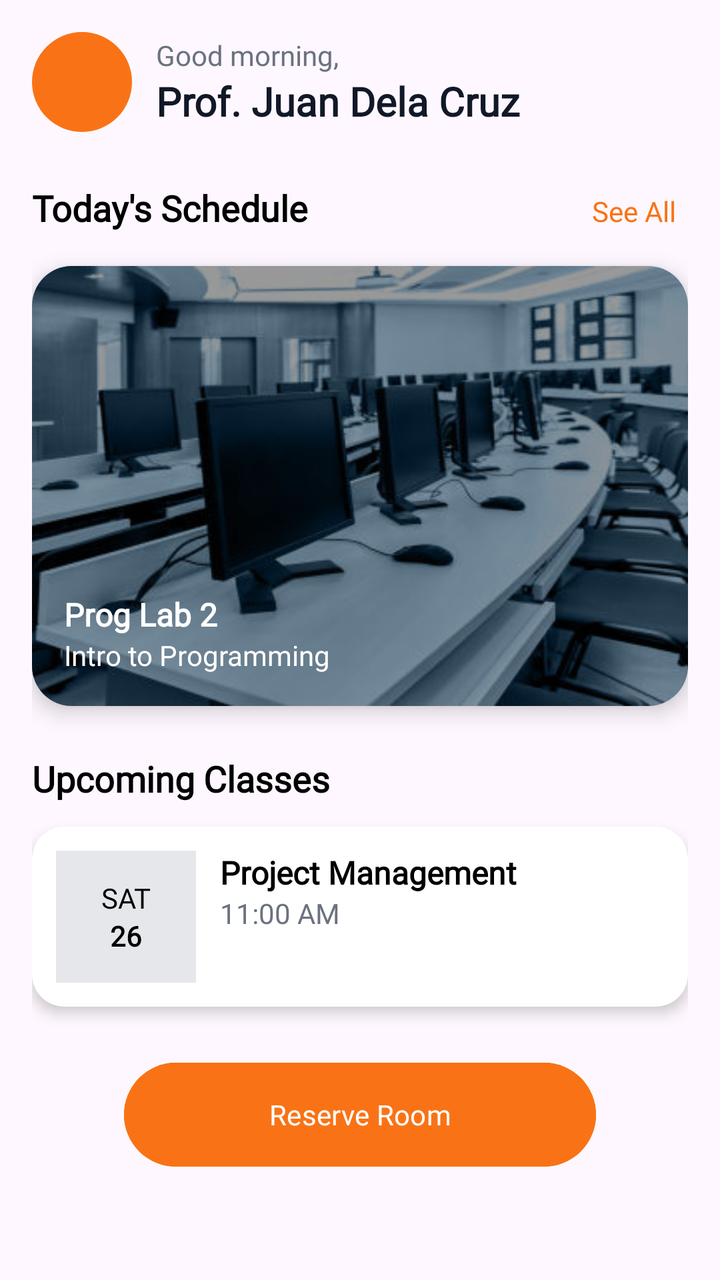
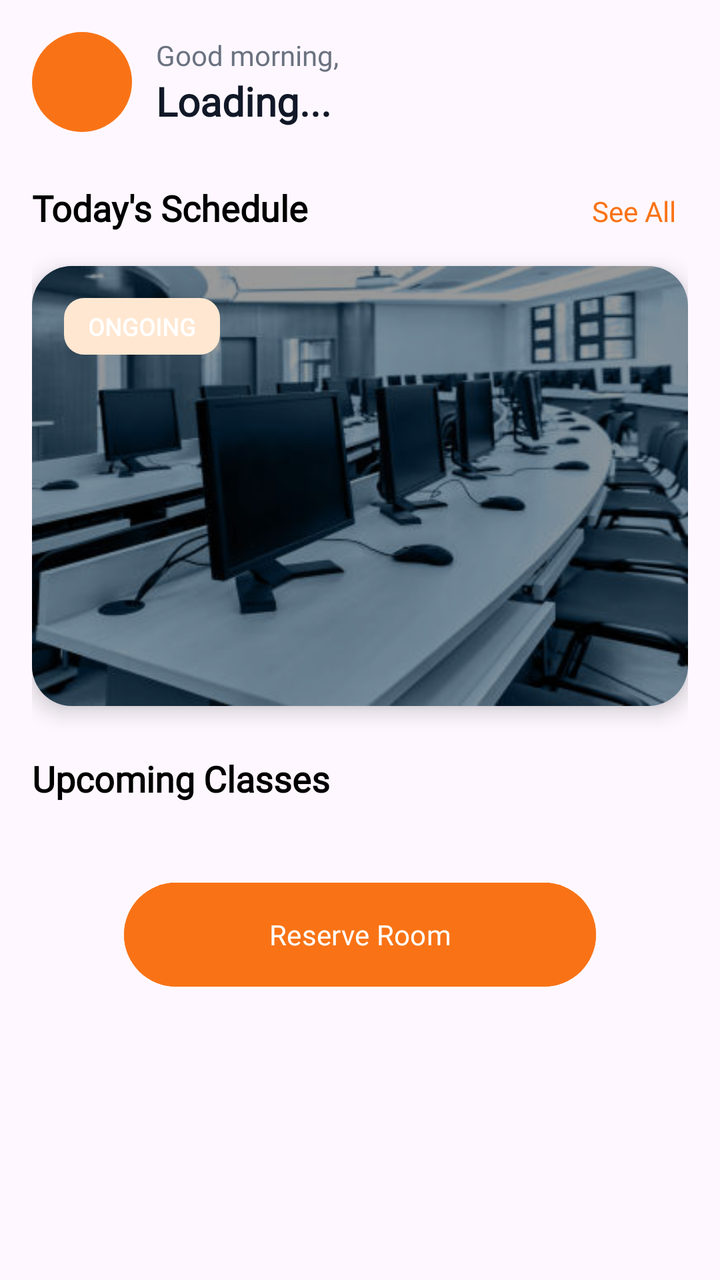

Before-and-after screenshots of an Android layout around one commit, followed by the original layout XML and the change that was made.
<!-- AndroidManifest.xml: application theme Theme.SpaceSCICT -->
<!-- res/layout/layout_home.xml -->
<?xml version="1.0" encoding="utf-8"?>
<ScrollView xmlns:android="http://schemas.android.com/apk/res/android"
    android:layout_width="match_parent"
    android:layout_height="match_parent"
    xmlns:app="http://schemas.android.com/apk/res-auto">

        <LinearLayout
            android:layout_width="match_parent"
            android:layout_height="wrap_content"
            android:padding="16dp"
            android:orientation="vertical">

            
            <LinearLayout
                android:layout_width="match_parent"
                android:layout_height="wrap_content"
                android:orientation="horizontal"
                android:gravity="center_vertical">

                <View
                    android:layout_width="50dp"
                    android:layout_height="50dp"
                    android:background="@drawable/circle_orange"/>

                <LinearLayout
                    android:layout_marginStart="12dp"
                    android:orientation="vertical"
                    android:layout_width="wrap_content"
                    android:layout_height="wrap_content">

                    <TextView
                        android:text="Good morning,"
                        android:layout_height="wrap_content"
                        android:layout_width="match_parent"
                        android:textColor="#6B7280"
                        android:textSize="14sp"
                        android:fontFamily="@font/lexend_regular"/>

                    <TextView
                        android:text="Prof. Juan Dela Cruz"
                        android:layout_height="wrap_content"
                        android:layout_width="match_parent"
                        android:textStyle="bold"
                        android:textSize="20sp"
                        android:textColor="#111827"
                        android:fontFamily="@font/lexend_bold"/>

                </LinearLayout>
            </LinearLayout>

            
            <LinearLayout
                android:layout_marginTop="24dp"
                android:layout_width="match_parent"
                android:layout_height="wrap_content"
                android:orientation="horizontal">

                <TextView
                    android:layout_width="0dp"
                    android:layout_height="wrap_content"
                    android:layout_weight="1"
                    android:text="Today's Schedule"
                    android:textSize="18sp"
                    android:textStyle="bold"
                    android:textColor="@color/black"
                    android:fontFamily="@font/lexend_bold"/>

                <TextView
                    android:layout_width="wrap_content"
                    android:text="See All"
                    android:layout_height="wrap_content"
                    android:textColor="#F97316"
                    android:padding="6dp"
                    android:fontFamily="@font/lexend_bold"/>
            </LinearLayout>

            
            <androidx.cardview.widget.CardView
                android:layout_width="match_parent"
                android:layout_height="220dp"
                android:layout_marginTop="12dp"
                app:cardCornerRadius="20dp"
                app:cardElevation="6dp">

                <FrameLayout
                    android:layout_width="match_parent"
                    android:layout_height="match_parent">

                    
                    <ImageView
                        android:layout_width="match_parent"
                        android:layout_height="match_parent"
                        android:scaleType="centerCrop"
                        android:src="@drawable/room2"
                        android:background="#CCCCCC"/>

                    
                    <View
                        android:layout_width="match_parent"
                        android:layout_height="match_parent"
                        android:background="#66000000"/>

                    
                    <LinearLayout
                        android:layout_gravity="bottom"
                        android:padding="16dp"
                        android:orientation="vertical"
                        android:layout_width="match_parent"
                        android:layout_height="wrap_content">

                        <TextView
                            android:text="Prog Lab 2"
                            android:layout_height="wrap_content"
                            android:layout_width="match_parent"
                            android:textColor="#FFFFFF"
                            android:textSize="16sp"
                            android:textStyle="bold"
                            android:fontFamily="@font/lexend_bold"/>

                        <TextView
                            android:text="Intro to Programming"
                            android:layout_height="wrap_content"
                            android:layout_width="match_parent"
                            android:textColor="#FFFFFF"
                            android:fontFamily="@font/lexend_regular"/>
                    </LinearLayout>

                </FrameLayout>

            </androidx.cardview.widget.CardView>

            
            <TextView
                android:text="Upcoming Classes"
                android:layout_height="wrap_content"
                android:layout_width="match_parent"
                android:textStyle="bold"
                android:textSize="18sp"
                android:layout_marginTop="24dp"
                android:textColor="@color/black"
                android:fontFamily="@font/lexend_bold"/>

            
            <androidx.cardview.widget.CardView
                android:layout_width="match_parent"
                android:layout_height="90dp"
                android:layout_marginTop="12dp"
                app:cardCornerRadius="16dp"
                app:cardElevation="4dp"
                app:cardBackgroundColor="#FFFFFF">

                <LinearLayout
                    android:padding="12dp"
                    android:orientation="horizontal"
                    android:layout_width="match_parent"
                    android:layout_height="match_parent"
                    app:cardBackgroundColor="#FFFFFF">

                    
                    <LinearLayout
                        android:layout_width="70dp"
                        android:layout_height="match_parent"
                        android:background="#E5E7EB"
                        android:gravity="center"
                        android:orientation="vertical">

                        <TextView
                            android:text="SAT"
                            android:gravity="center"
                            android:layout_height="wrap_content"
                            android:layout_width="match_parent"
                            android:textColor="@color/black"
                            android:fontFamily="@font/lexend_bold"/>
                        <TextView
                            android:gravity="center"
                            android:text="26"
                            android:layout_height="wrap_content"
                            android:layout_width="match_parent"
                            android:textStyle="bold"
                            android:textColor="@color/black"
                            android:fontFamily="@font/lexend_bold"/>
                    </LinearLayout>

                    
                    <LinearLayout
                        android:layout_marginStart="12dp"
                        android:orientation="vertical"
                        android:layout_width="wrap_content"
                        android:layout_height="wrap_content">

                        <TextView
                            android:text="Project Management"
                            android:layout_height="wrap_content"
                            android:layout_width="match_parent"
                            android:textStyle="bold"
                            android:textSize="16sp"
                            android:textColor="@color/black"
                            android:fontFamily="@font/lexend_bold"/>

                        <TextView
                            android:text="11:00 AM"
                            android:layout_height="wrap_content"
                            android:layout_width="match_parent"
                            android:textColor="#6B7280"
                            android:fontFamily="@font/lexend_regular"/>
                    </LinearLayout>

                </LinearLayout>

            </androidx.cardview.widget.CardView>

            
            <Button
                android:id="@+id/reserveButton"
                android:layout_width="236dp"
                android:layout_height="60dp"
                android:layout_gravity="center"
                android:layout_marginTop="24dp"
                android:backgroundTint="#F97316"
                android:text="Reserve Room"
                android:textColor="#FFFFFF"
                android:fontFamily="@font/lexend_bold"/>

        </LinearLayout>
    </ScrollView>
<!-- resources referenced by this layout -->
<resources>
  <color name="black">#FF000000</color>
  <!-- drawable circle_orange (drawable) -->
  <?xml version="1.0" encoding="utf-8"?>
  <shape xmlns:android="http://schemas.android.com/apk/res/android">
      <solid android:color="#F97316"/>
      <corners android:radius="100dp"/>
  </shape>
  <!-- drawable room2: jpg bitmap (drawable, 34582 bytes) -->
  <style name="Theme.SpaceSCICT" parent="Base.Theme.SpaceSCICT" />
  <style name="Base.Theme.SpaceSCICT" parent="Theme.Material3.DayNight.NoActionBar">
          
          
      </style>
</resources>

<!-- the commit's change to res/layout/layout_home.xml (unified diff, before → after) -->
@@ -4,222 +4,212 @@
     android:layout_height="match_parent"
     xmlns:app="http://schemas.android.com/apk/res-auto">
 
+    <LinearLayout
+        android:layout_width="match_parent"
+        android:layout_height="wrap_content"
+        android:padding="16dp"
+        android:orientation="vertical">
+
+        
         <LinearLayout
             android:layout_width="match_parent"
             android:layout_height="wrap_content"
-            android:padding="16dp"
-            android:orientation="vertical">
-
-            
+            android:orientation="horizontal"
+            android:gravity="center_vertical">
+
+            <View
+                android:layout_width="50dp"
+                android:layout_height="50dp"
+                android:background="@drawable/circle_orange"/>
+
             <LinearLayout
+                android:layout_marginStart="12dp"
+                android:orientation="vertical"
+                android:layout_width="wrap_content"
+                android:layout_height="wrap_content">
+
+                <TextView
+                    android:text="Good morning,"
+                    android:layout_height="wrap_content"
+                    android:layout_width="match_parent"
+                    android:textColor="#6B7280"
+                    android:textSize="14sp"
+                    android:fontFamily="@font/lexend_regular"/>
+
+                <TextView
+                    android:id="@+id/greetingName"
+                    android:text="Loading..."
+                    android:layout_height="wrap_content"
+                    android:layout_width="match_parent"
+                    android:textStyle="bold"
+                    android:textSize="20sp"
+                    android:textColor="#111827"
+                    android:fontFamily="@font/lexend_bold"/>
+
+            </LinearLayout>
+        </LinearLayout>
+
+
+        
+        <LinearLayout
+            android:layout_marginTop="24dp"
+            android:layout_width="match_parent"
+            android:layout_height="wrap_content"
+            android:orientation="horizontal">
+
+            <TextView
+                android:layout_width="0dp"
+                android:layout_height="wrap_content"
+                android:layout_weight="1"
+                android:text="Today's Schedule"
+                android:textSize="18sp"
+                android:textStyle="bold"
+                android:textColor="@color/black"
+                android:fontFamily="@font/lexend_bold"/>
+
+            <TextView
+                android:layout_width="wrap_content"
+                android:text="See All"
+                android:layout_height="wrap_content"
+                android:textColor="#F97316"
+                android:padding="6dp"
+                android:fontFamily="@font/lexend_bold"/>
+        </LinearLayout>
+
+        
+        <androidx.cardview.widget.CardView
+            android:id="@+id/scheduleCard"
+            android:layout_width="match_parent"
+            android:layout_height="220dp"
+            android:layout_marginTop="12dp"
+            app:cardCornerRadius="20dp"
+            app:cardElevation="6dp">
+
+            <FrameLayout
                 android:layout_width="match_parent"
-                android:layout_height="wrap_content"
-                android:orientation="horizontal"
-                android:gravity="center_vertical">
-
+                android:layout_height="match_parent">
+
+                
+                <ImageView
+                    android:layout_width="match_parent"
+                    android:layout_height="match_parent"
+                    android:scaleType="centerCrop"
+                    android:src="@drawable/room2"
+                    android:background="#CCCCCC"/>
+
+                
                 <View
-                    android:layout_width="50dp"
-                    android:layout_height="50dp"
-                    android:background="@drawable/circle_orange"/>
-
+                    android:layout_width="match_parent"
+                    android:layout_height="match_parent"
+                    android:background="#66000000"/>
+
+                
+                <TextView
+                    android:id="@+id/scheduleStatusBadge"
+                    android:layout_width="wrap_content"
+                    android:layout_height="wrap_content"
+                    android:layout_gravity="top|start"
+                    android:layout_margin="16dp"
+                    android:paddingHorizontal="12dp"
+                    android:paddingVertical="6dp"
+                    android:text="ONGOING"
+                    android:textColor="#FFFFFF"
+                    android:textSize="12sp"
+                    android:textStyle="bold"
+                    android:background="@drawable/status_bg"
+                    android:fontFamily="@font/lexend_bold"/>
+
+                
                 <LinearLayout
-                    android:layout_marginStart="12dp"
+                    android:layout_gravity="bottom"
+                    android:padding="16dp"
                     android:orientation="vertical"
-                    android:layout_width="wrap_content"
+                    android:layout_width="match_parent"
                     android:layout_height="wrap_content">
 
                     <TextView
-                        android:text="Good morning,"
+                        android:id="@+id/scheduleRoomText"
                         android:layout_height="wrap_content"
                         android:layout_width="match_parent"
-                        android:textColor="#6B7280"
-                        android:textSize="14sp"
-                        android:fontFamily="@font/lexend_regular"/>
+                        android:textColor="#FFFFFF"
+                        android:textSize="16sp"
+                        android:textStyle="bold"
+                        android:fontFamily="@font/lexend_bold"/>
 
                     <TextView
-                        android:text="Prof. Juan Dela Cruz"
+                        android:id="@+id/scheduleSubjectText"
                         android:layout_height="wrap_content"
                         android:layout_width="match_parent"
-                        android:textStyle="bold"
-                        android:textSize="20sp"
-                        android:textColor="#111827"
-                        android:fontFamily="@font/lexend_bold"/>
-
+                        android:textColor="#FFFFFF"
+                        android:fontFamily="@font/lexend_regular"/>
+
+                    <TextView
+                        android:id="@+id/scheduleTimeText"
+                        android:layout_height="wrap_content"
+                        android:layout_width="match_parent"
+                        android:textColor="#FFFFFF"
+                        android:textSize="13sp"
+                        android:layout_marginTop="4dp"
+                        android:fontFamily="@font/lexend_regular"/>
                 </LinearLayout>
-            </LinearLayout>
-
-            
-            <LinearLayout
-                android:layout_marginTop="24dp"
-                android:layout_width="match_parent"
-                android:layout_height="wrap_content"
-                android:orientation="horizontal">
-
-                <TextView
-                    android:layout_width="0dp"
-                    android:layout_height="wrap_content"
-                    android:layout_weight="1"
-                    android:text="Today's Schedule"
-                    android:textSize="18sp"
-                    android:textStyle="bold"
-                    android:textColor="@color/black"
-                    android:fontFamily="@font/lexend_bold"/>
-
-                <TextView
-                    android:layout_width="wrap_content"
-                    android:text="See All"
-                    android:layout_height="wrap_content"
-                    android:textColor="#F97316"
-                    android:padding="6dp"
-                    android:fontFamily="@font/lexend_bold"/>
-            </LinearLayout>
-
-            
-            <androidx.cardview.widget.CardView
-                android:layout_width="match_parent"
-                android:layout_height="220dp"
-                android:layout_marginTop="12dp"
-                app:cardCornerRadius="20dp"
-                app:cardElevation="6dp">
-
-                <FrameLayout
-                    android:layout_width="match_parent"
-                    android:layout_height="match_parent">
-
-                    
-                    <ImageView
-                        android:layout_width="match_parent"
-                        android:layout_height="match_parent"
-                        android:scaleType="centerCrop"
-                        android:src="@drawable/room2"
-                        android:background="#CCCCCC"/>
-
-                    
-                    <View
-                        android:layout_width="match_parent"
-                        android:layout_height="match_parent"
-                        android:background="#66000000"/>
-
-                    
-                    <LinearLayout
-                        android:layout_gravity="bottom"
-                        android:padding="16dp"
-                        android:orientation="vertical"
-                        android:layout_width="match_parent"
-                        android:layout_height="wrap_content">
-
-                        <TextView
-                            android:text="Prog Lab 2"
-                            android:layout_height="wrap_content"
-                            android:layout_width="match_parent"
-                            android:textColor="#FFFFFF"
-                            android:textSize="16sp"
-                            android:textStyle="bold"
-                            android:fontFamily="@font/lexend_bold"/>
-
-                        <TextView
-                            android:text="Intro to Programming"
-                            android:layout_height="wrap_content"
-                            android:layout_width="match_parent"
-                            android:textColor="#FFFFFF"
-                            android:fontFamily="@font/lexend_regular"/>
-                    </LinearLayout>
-
-                </FrameLayout>
-
-            </androidx.cardview.widget.CardView>
-
-            
-            <TextView
-                android:text="Upcoming Classes"
-                android:layout_height="wrap_content"
-                android:layout_width="match_parent"
-                android:textStyle="bold"
-                android:textSize="18sp"
-                android:layout_marginTop="24dp"
-                android:textColor="@color/black"
-                android:fontFamily="@font/lexend_bold"/>
-
-            
-            <androidx.cardview.widget.CardView
-                android:layout_width="match_parent"
-                android:layout_height="90dp"
-                android:layout_marginTop="12dp"
-                app:cardCornerRadius="16dp"
-                app:cardElevation="4dp"
-                app:cardBackgroundColor="#FFFFFF">
-
-                <LinearLayout
-                    android:padding="12dp"
-                    android:orientation="horizontal"
-                    android:layout_width="match_parent"
-                    android:layout_height="match_parent"
-                    app:cardBackgroundColor="#FFFFFF">
-
-                    
-                    <LinearLayout
-                        android:layout_width="70dp"
-                        android:layout_height="match_parent"
-                        android:background="#E5E7EB"
-                        android:gravity="center"
-                        android:orientation="vertical">
-
-                        <TextView
-                            android:text="SAT"
-                            android:gravity="center"
-                            android:layout_height="wrap_content"
-                            android:layout_width="match_parent"
-                            android:textColor="@color/black"
-                            android:fontFamily="@font/lexend_bold"/>
-                        <TextView
-                            android:gravity="center"
-                            android:text="26"
-                            android:layout_height="wrap_content"
-                            android:layout_width="match_parent"
-                            android:textStyle="bold"
-                            android:textColor="@color/black"
-                            android:fontFamily="@font/lexend_bold"/>
-                    </LinearLayout>
-
-                    
-                    <LinearLayout
-                        android:layout_marginStart="12dp"
-                        android:orientation="vertical"
-                        android:layout_width="wrap_content"
-                        android:layout_height="wrap_content">
-
-                        <TextView
-                            android:text="Project Management"
-                            android:layout_height="wrap_content"
-                            android:layout_width="match_parent"
-                            android:textStyle="bold"
-                            android:textSize="16sp"
-                            android:textColor="@color/black"
-                            android:fontFamily="@font/lexend_bold"/>
-
-                        <TextView
-                            android:text="11:00 AM"
-                            android:layout_height="wrap_content"
-                            android:layout_width="match_parent"
-                            android:textColor="#6B7280"
-                            android:fontFamily="@font/lexend_regular"/>
-                    </LinearLayout>
-
-                </LinearLayout>
-
-            </androidx.cardview.widget.CardView>
-
-            
-            <Button
-                android:id="@+id/reserveButton"
-                android:layout_width="236dp"
-                android:layout_height="60dp"
-                android:layout_gravity="center"
-                android:layout_marginTop="24dp"
-                android:backgroundTint="#F97316"
-                android:text="Reserve Room"
-                android:textColor="#FFFFFF"
-                android:fontFamily="@font/lexend_bold"/>
-
-        </LinearLayout>
-    </ScrollView>
+
+            </FrameLayout>
+
+        </androidx.cardview.widget.CardView>
+
+        
+        <TextView
+            android:id="@+id/noScheduleText"
+            android:layout_width="match_parent"
+            android:layout_height="wrap_content"
+            android:layout_marginTop="12dp"
+            android:padding="24dp"
+            android:gravity="center"
+            android:text="No classes scheduled for today."
+            android:textColor="#6B7280"
+            android:visibility="gone"
+            android:fontFamily="@font/lexend_regular"/>
+
+        
+        <TextView
+            android:text="Upcoming Classes"
+            android:layout_height="wrap_content"
+            android:layout_width="match_parent"
+            android:textStyle="bold"
+            android:textSize="18sp"
+            android:layout_marginTop="24dp"
+            android:textColor="@color/black"
+            android:fontFamily="@font/lexend_bold"/>
+
+        <androidx.recyclerview.widget.RecyclerView
+            android:id="@+id/upcomingRecycler"
+            android:layout_width="match_parent"
+            android:layout_height="wrap_content"
+            android:nestedScrollingEnabled="false"
+            android:layout_marginTop="12dp"/>
+
+        <TextView
+            android:id="@+id/noUpcomingText"
+            android:layout_width="match_parent"
+            android:layout_height="wrap_content"
+            android:padding="16dp"
+            android:gravity="center"
+            android:text="No upcoming classes found."
+            android:textColor="#6B7280"
+            android:visibility="gone"
+            android:fontFamily="@font/lexend_regular"/>
+
+        
+        <Button
+            android:id="@+id/reserveButton"
+            android:layout_width="236dp"
+            android:layout_height="60dp"
+            android:layout_gravity="center"
+            android:layout_marginTop="24dp"
+            android:backgroundTint="#F97316"
+            android:text="Reserve Room"
+            android:textColor="#FFFFFF"
+            android:fontFamily="@font/lexend_bold"/>
+
+    </LinearLayout>
+</ScrollView>
<!-- resource entries referenced after the edit -->
@@ -8,6 +8,11 @@
       <corners android:radius="100dp"/>
   </shape>
   <!-- drawable room2: jpg bitmap (drawable, 34582 bytes) -->
+  <!-- drawable status_bg (drawable) -->
+  <shape xmlns:android="http://schemas.android.com/apk/res/android">
+      <solid android:color="#FFE7D1"/>
+      <corners android:radius="10dp"/>
+  </shape>
   <style name="Theme.SpaceSCICT" parent="Base.Theme.SpaceSCICT" />
   <style name="Base.Theme.SpaceSCICT" parent="Theme.Material3.DayNight.NoActionBar">
           
